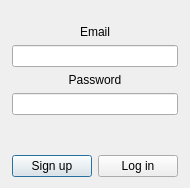
First picture: the form in logindialog.ui, repository nagvv/facerec, before the edit.
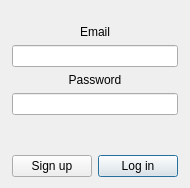
Second picture: the form after the edit.

The edit to the form file:
```diff
--- a/logindialog.ui
+++ b/logindialog.ui
@@ -102,6 +102,9 @@
          <property name="text">
           <string>Sign up</string>
          </property>
+         <property name="autoDefault">
+          <bool>false</bool>
+         </property>
         </widget>
        </item>
        <item>
```
